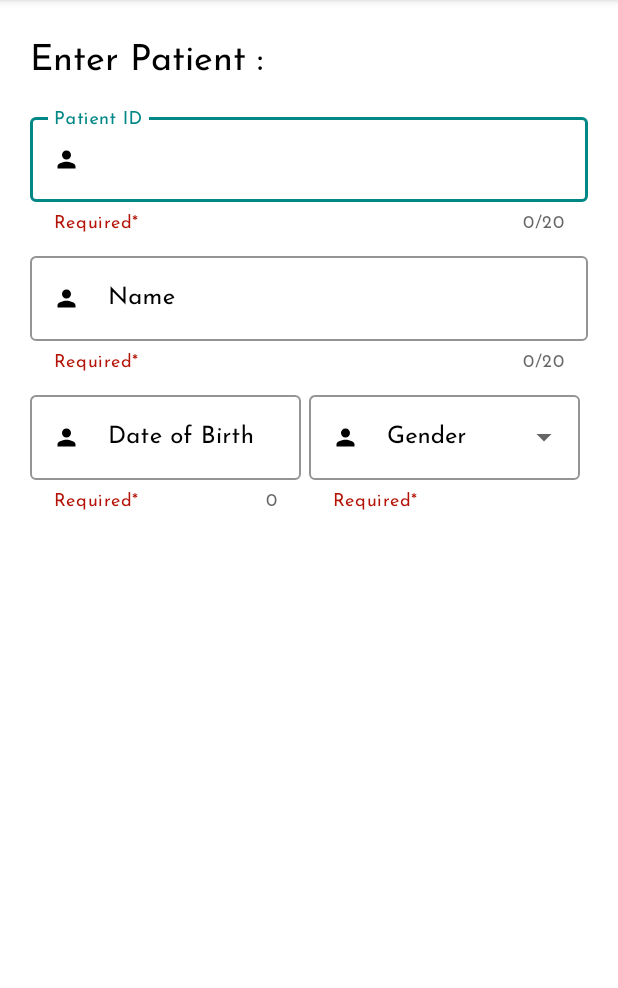
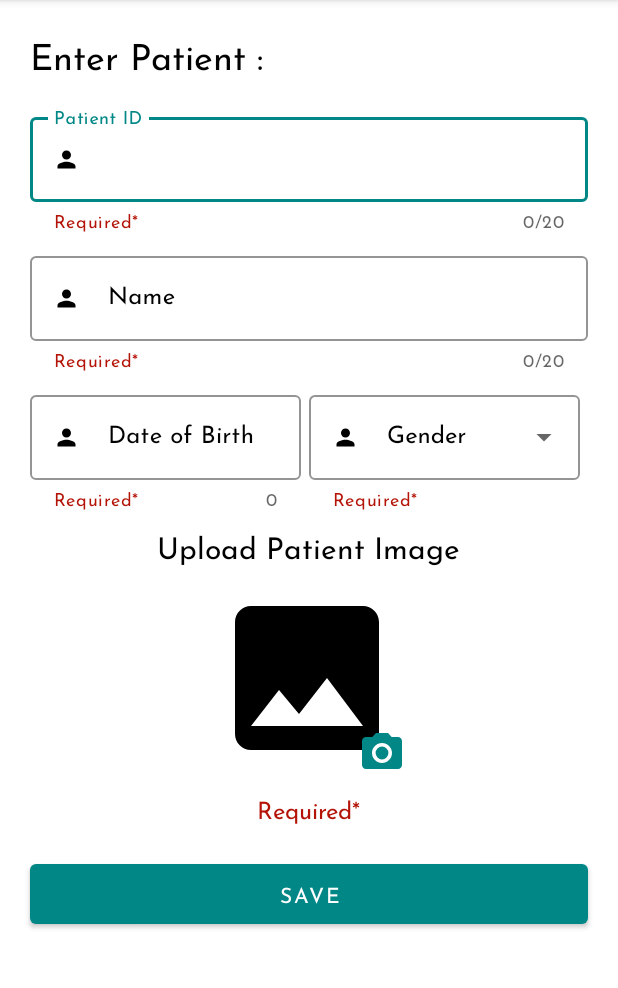
Before and after one commit to AbirHasanOnowy/Niramoy, an Android app: the EnterPatientActivity screen opened directly, with no data from a screen before it, on a phone screen of 412 x 824 dp, the part 84-1072 px from its top. Run offline under Robolectric (Android 15) with nearby library versions, the phone set to English and light mode, and no system bars.

Commit message:
patient activity

```diff
--- /dev/null
+++ b/app/src/main/res/drawable/ic_baseline_camera_alt_24.xml
@@ -0,0 +1,6 @@
+<vector android:height="32dp" android:tint="@color/colorPrimary"
+    android:viewportHeight="24" android:viewportWidth="24"
+    android:width="32dp" xmlns:android="http://schemas.android.com/apk/res/android">
+    <path android:fillColor="@android:color/white" android:pathData="M12,12m-3.2,0a3.2,3.2 0,1 1,6.4 0a3.2,3.2 0,1 1,-6.4 0"/>
+    <path android:fillColor="@android:color/white" android:pathData="M9,2L7.17,4L4,4c-1.1,0 -2,0.9 -2,2v12c0,1.1 0.9,2 2,2h16c1.1,0 2,-0.9 2,-2L22,6c0,-1.1 -0.9,-2 -2,-2h-3.17L15,2L9,2zM12,17c-2.76,0 -5,-2.24 -5,-5s2.24,-5 5,-5 5,2.24 5,5 -2.24,5 -5,5z"/>
+</vector>
--- /dev/null
+++ b/app/src/main/res/drawable/ic_baseline_image_24.xml
@@ -0,0 +1,5 @@
+<vector android:height="24dp" android:tint="#000000"
+    android:viewportHeight="24" android:viewportWidth="24"
+    android:width="24dp" xmlns:android="http://schemas.android.com/apk/res/android">
+    <path android:fillColor="@android:color/white" android:pathData="M21,19V5c0,-1.1 -0.9,-2 -2,-2H5c-1.1,0 -2,0.9 -2,2v14c0,1.1 0.9,2 2,2h14c1.1,0 2,-0.9 2,-2zM8.5,13.5l2.5,3.01L14.5,12l4.5,6H5l3.5,-4.5z"/>
+</vector>
--- a/app/src/main/res/layout/activity_enter_patient.xml
+++ b/app/src/main/res/layout/activity_enter_patient.xml
@@ -14,15 +14,17 @@
         <RelativeLayout
             android:layout_width="match_parent"
             android:layout_height="match_parent">
+
             <TextView
+                android:id="@+id/enterPatientTV"
                 android:layout_width="wrap_content"
                 android:layout_height="wrap_content"
                 android:layout_marginStart="20dp"
                 android:layout_marginTop="20dp"
                 android:text="Enter Patient : "
-                android:id="@+id/enterPatientTV"
                 android:textColor="@color/black"
                 android:textSize="24sp" />
+
             <com.google.android.material.textfield.TextInputLayout
                 android:id="@+id/patientId"
                 style="@style/Widget.MaterialComponents.TextInputLayout.OutlinedBox"
@@ -45,13 +47,14 @@
                 app:startIconDrawable="@drawable/ic_baseline_person_18"
                 app:startIconTint="@color/black">
 
-            <EditText
-                android:id="@+id/PatientIdET"
-                android:layout_width="match_parent"
-                android:layout_height="wrap_content"
-                android:inputType="text"
-                android:textColor="@color/black"/>
+                <EditText
+                    android:id="@+id/PatientIdET"
+                    android:layout_width="match_parent"
+                    android:layout_height="wrap_content"
+                    android:inputType="text"
+                    android:textColor="@color/black" />
             </com.google.android.material.textfield.TextInputLayout>
+
             <com.google.android.material.textfield.TextInputLayout
                 android:id="@+id/patientName"
                 style="@style/Widget.MaterialComponents.TextInputLayout.OutlinedBox"
@@ -149,10 +152,71 @@
                 </com.google.android.material.textfield.TextInputLayout>
             </LinearLayout>
 
+            <TextView
+                android:id="@+id/pateintImageHeading"
+                android:layout_width="wrap_content"
+                android:layout_height="wrap_content"
+                android:layout_below="@id/ageGenLL"
+                android:layout_centerHorizontal="true"
+                android:layout_marginLeft="20dp"
+                android:layout_marginTop="10dp"
+                android:layout_marginRight="20dp"
+                android:text="Upload Patient Image"
+                android:textColor="@color/black"
+                android:textSize="20sp" />
 
+            <RelativeLayout
+                android:id="@+id/patientImageRL"
+                android:layout_width="wrap_content"
+                android:layout_height="wrap_content"
+                android:layout_below="@id/pateintImageHeading"
+                android:layout_centerHorizontal="true">
 
+                <ImageView
+                    android:id="@+id/enterPatientImageIV"
+                    android:layout_width="128dp"
+                    android:layout_height="128dp"
+                    android:layout_marginTop="10dp"
+                    android:backgroundTint="@color/black"
+                    android:src="@drawable/ic_baseline_image_24" />
 
+                <ImageView
+                    android:id="@+id/uploadPPButton"
+                    android:layout_width="wrap_content"
+                    android:layout_height="wrap_content"
+                    android:layout_below="@id/enterPatientImageIV"
+                    android:layout_marginLeft="-30dp"
+                    android:layout_marginTop="-30dp"
+                    android:layout_toRightOf="@id/enterPatientImageIV"
+                    android:src="@drawable/ic_baseline_camera_alt_24" />
+            </RelativeLayout>
 
+            <TextView
+                android:id="@+id/requiredText"
+                android:layout_width="wrap_content"
+                android:layout_height="wrap_content"
+                android:layout_below="@id/patientImageRL"
+                android:layout_centerHorizontal="true"
+                android:layout_marginLeft="20dp"
+                android:layout_marginTop="10dp"
+                android:layout_marginRight="20dp"
+                android:text="Required*"
+                android:textColor="@color/red"
+                android:textSize="16sp" />
+
+            <com.google.android.material.button.MaterialButton
+                android:id="@+id/testSaveButton"
+                android:layout_width="match_parent"
+                android:layout_height="wrap_content"
+                android:layout_below="@id/requiredText"
+                android:layout_centerHorizontal="true"
+                android:layout_marginLeft="20dp"
+                android:layout_marginTop="20dp"
+                android:layout_marginRight="20dp"
+                android:padding="10dp"
+                android:text="Save">
+
+            </com.google.android.material.button.MaterialButton>
         </RelativeLayout>
     </ScrollView>
 </RelativeLayout>
```
Also changed, not shown: app/src/main/AndroidManifest.xml (+12 -0 lines), app/src/main/java/com/example/niramoy/AdminMainActivity.java (added, +14 -0 lines), app/src/main/java/com/example/niramoy/DirectorMainActivity.java (added, +14 -0 lines), app/src/main/java/com/example/niramoy/DirectorShowDetailsActivity.java (added, +14 -0 lines), app/src/main/java/com/example/niramoy/NurseMainActivity.java (added, +14 -0 lines), app/src/main/res/layout/activity_admin_main.xml (added, +9 -0 lines), app/src/main/res/layout/activity_director_main.xml (added, +9 -0 lines), app/src/main/res/layout/activity_director_show_details.xml (added, +9 -0 lines), app/src/main/res/layout/activity_nurse_main.xml (added, +9 -0 lines).
